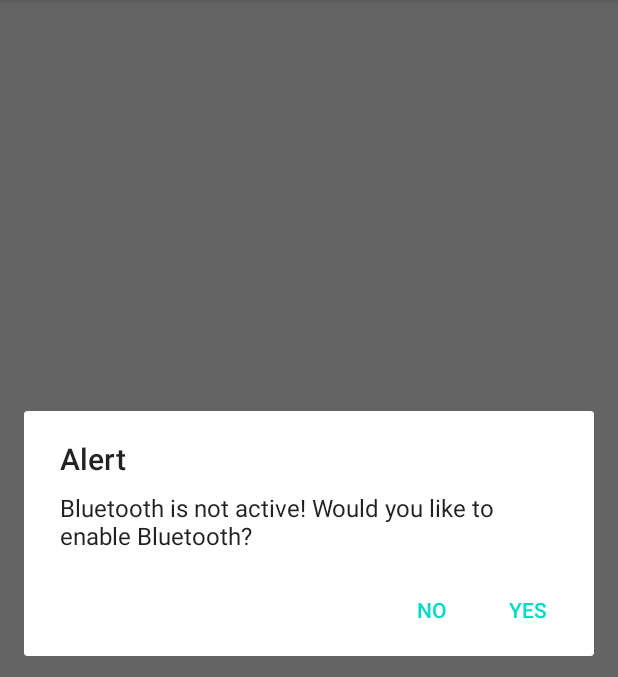
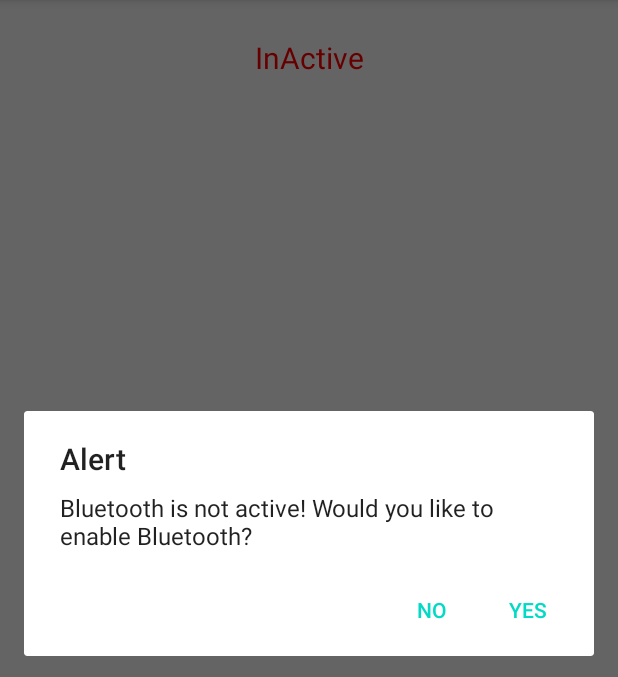
Before and after one commit to madroidpro/BT_AutoConnect, an Android app: the screen it shows after launch (MainActivity), after a tap on "Enable Operation", on a phone screen of 412 x 824 dp, the part 84-761 px from its top. Run offline under Robolectric (Android 15) with nearby library versions, the phone set to English and light mode, and no system bars; our stand-ins replace data binding.

```diff
--- a/app/src/main/AndroidManifest.xml
+++ b/app/src/main/AndroidManifest.xml
@@ -17,7 +17,9 @@
         android:roundIcon="@mipmap/ic_launcher_round"
         android:supportsRtl="true"
         android:theme="@style/AppTheme">
-        <activity android:name=".MainActivity">
+        <activity android:name=".MainActivity"
+            android:launchMode="singleInstance"
+            android:screenOrientation="portrait">
             <intent-filter>
                 <action android:name="android.intent.action.MAIN" />
 
--- a/app/src/main/java/com/madroid/btautoconnect/MainActivity.kt
+++ b/app/src/main/java/com/madroid/btautoconnect/MainActivity.kt
@@ -32,12 +32,14 @@ class MainActivity : AppCompatActivity() {
         mBinding = DataBindingUtil.setContentView(this, R.layout.activity_main)
         mBinding.presenter = this
         initView()
-        startAction();
     }
 
+    override fun onResume() {
+        super.onResume()
+        startAction();
+
+    }
     private fun initView() {
-        sharedPreferences = this.getSharedPreferences(SHARED_PREF, Context.MODE_PRIVATE)
-        savedDevices = sharedPreferences.getStringSet(SAVED_BT_DEVICES, null);
         deviceListAdapter = DeviceListAdapter(deviceList, this);
         mBinding.rcList.adapter = deviceListAdapter
         mBinding.rcList.addItemDecoration(DividerItemDecoration(this, LinearLayoutManager.VERTICAL))
@@ -45,6 +47,8 @@ class MainActivity : AppCompatActivity() {
 
     /*Listen for checkbox*/
     fun onCheckedChange(checked: Boolean, address: String) {
+        sharedPreferences = this.getSharedPreferences(SHARED_PREF, Context.MODE_PRIVATE)
+        savedDevices = sharedPreferences.getStringSet(SAVED_BT_DEVICES, null);
         Log.d(TAG, "$checked add --> $address")
         Log.d(TAG, savedDevices.toString())
         if (checked) {
@@ -52,8 +56,8 @@ class MainActivity : AppCompatActivity() {
             savedDevices?.let { set.addAll(it) }
             set.add(address)
             val editer = sharedPreferences.edit()
+            editer.putStringSet(SAVED_BT_DEVICES, set).commit()
             editer.putStringSet(SAVED_BT_DEVICES, set).apply()
-            editer.putStringSet(SAVED_BT_DEVICES, set).commit()
             Log.d(TAG, sharedPreferences.getStringSet(SAVED_BT_DEVICES, null).toString())
         } else {
             val set: MutableSet<String> = mutableSetOf()
@@ -73,6 +77,8 @@ class MainActivity : AppCompatActivity() {
         if (BluetoothAdapter.getDefaultAdapter().isEnabled) {
             showBtDevices()
         } else {
+            mBinding.tvState.setText(R.string.inactive)
+            mBinding.tvState.setTextColor(getColor(R.color.red))
             mBinding.progressbar.visibility = View.GONE
             val builder = AlertDialog.Builder(this)
             builder.setTitle(R.string.alert)
@@ -93,6 +99,8 @@ class MainActivity : AppCompatActivity() {
     }
 
     private fun showBtDevices() {
+        mBinding.tvState.setText(R.string.active)
+        mBinding.tvState.setTextColor(getColor(R.color.green))
         mBinding.progressbar.visibility = View.GONE
         val pairedDevices = BluetoothAdapter.getDefaultAdapter().bondedDevices;
         if (pairedDevices.size > 0) {
@@ -108,6 +116,8 @@ class MainActivity : AppCompatActivity() {
 
     /*Stop BT listen action */
     fun stopAction() {
+        mBinding.tvState.setText(R.string.inactive)
+        mBinding.tvState.setTextColor(getColor(R.color.red))
         BTService.stopService(this)
     }
 }
--- a/app/src/main/java/com/madroid/btautoconnect/adapter/DeviceListAdapter.kt
+++ b/app/src/main/java/com/madroid/btautoconnect/adapter/DeviceListAdapter.kt
@@ -15,7 +15,7 @@ import com.madroid.btautoconnect.databinding.LayoutBtDevicesBinding
  */
 class DeviceListAdapter(private var device: List<BluetoothDevice>, private val action: MainActivity) : RecyclerView.Adapter<DeviceListAdapter.DeviceVH>() {
     var sharedPreferences = action.getSharedPreferences(SHARED_PREF, Context.MODE_PRIVATE)
-    val savedDevices: MutableSet<String>? = sharedPreferences.getStringSet(CommonUtils.SAVED_BT_DEVICES, null)
+    var savedDevices: MutableSet<String>? = sharedPreferences.getStringSet(CommonUtils.SAVED_BT_DEVICES, null)
     override fun onCreateViewHolder(parent: ViewGroup, viewType: Int): DeviceVH {
         val inflater = LayoutInflater.from(parent.context)
         val binding = LayoutBtDevicesBinding.inflate(inflater, parent, false)
@@ -23,6 +23,7 @@ class DeviceListAdapter(private var device: List<BluetoothDevice>, private val a
     }
 
     fun update(updatedDevice: List<BluetoothDevice>) {
+        savedDevices = sharedPreferences.getStringSet(CommonUtils.SAVED_BT_DEVICES, null)
         device = updatedDevice;
         notifyDataSetChanged();
     }
@@ -40,7 +41,10 @@ class DeviceListAdapter(private var device: List<BluetoothDevice>, private val a
             binding.devices = device
             binding.presenter = action
             if (!savedDevices.isNullOrEmpty()) {
-                binding.enabled = savedDevices.toList()
+                val sd = savedDevices
+                if (sd != null) {
+                    binding.enabled = sd.toList()
+                }
             }
             binding.executePendingBindings()
         }
--- a/app/src/main/java/com/madroid/btautoconnect/service/BTService.kt
+++ b/app/src/main/java/com/madroid/btautoconnect/service/BTService.kt
@@ -4,6 +4,7 @@ import android.app.NotificationChannel
 import android.app.NotificationManager
 import android.app.PendingIntent
 import android.app.Service
+import android.bluetooth.BluetoothAdapter
 import android.bluetooth.BluetoothDevice
 import android.content.Context
 import android.content.Intent
@@ -44,6 +45,7 @@ class BTService : Service() {
         val intentFilter = IntentFilter()
         intentFilter.addAction(BluetoothDevice.ACTION_ACL_CONNECTED)
         intentFilter.addAction(BluetoothDevice.ACTION_ACL_DISCONNECTED)
+        intentFilter.addAction(BluetoothAdapter.ACTION_STATE_CHANGED)
         registerReceiver(mReceiver, intentFilter)
 
         val input = intent?.getStringExtra("inputExtra")
@@ -57,7 +59,7 @@ class BTService : Service() {
         val notification = NotificationCompat.Builder(this, CHANNEL_ID)
                 .setContentTitle("BT AutoConnect")
                 .setContentText(input)
-                .setSmallIcon(R.drawable.ic_launcher_background)
+                .setSmallIcon(R.drawable.ic_stat_name)
                 .setContentIntent(pendingIntent)
                 .build()
 
--- a/app/src/main/res/layout/activity_main.xml
+++ b/app/src/main/res/layout/activity_main.xml
@@ -44,11 +44,30 @@
             app:layout_constraintGuide_percent="0" />
 
         <androidx.constraintlayout.widget.Guideline
+            android:id="@+id/h10"
+            android:layout_width="wrap_content"
+            android:layout_height="wrap_content"
+            android:orientation="horizontal"
+            app:layout_constraintGuide_percent="0.1" />
+
+        <androidx.constraintlayout.widget.Guideline
             android:id="@+id/v100"
             android:layout_width="wrap_content"
             android:layout_height="wrap_content"
             android:orientation="vertical"
             app:layout_constraintGuide_percent="1" />
+
+        <TextView
+            android:id="@+id/tv_state"
+            android:layout_width="wrap_content"
+            android:layout_height="wrap_content"
+            android:text="@string/active"
+            android:textSize="20sp"
+            android:textColor="@color/green"
+            app:layout_constraintBottom_toTopOf="@id/h10"
+            app:layout_constraintLeft_toLeftOf="@id/v0"
+            app:layout_constraintRight_toRightOf="@id/v100"
+            app:layout_constraintTop_toBottomOf="@id/h0" />
 
         <ProgressBar
             android:id="@+id/progressbar"
@@ -63,15 +82,13 @@
             android:id="@+id/rc_list"
             android:layout_width="0dp"
             android:layout_height="0dp"
-            android:layout_marginLeft="20dp"
-            android:layout_marginTop="20dp"
             app:layoutManager="androidx.recyclerview.widget.LinearLayoutManager"
             app:layout_constraintBottom_toTopOf="@id/h90"
             app:layout_constraintEnd_toEndOf="@id/v100"
             app:layout_constraintLeft_toLeftOf="@id/v0"
             app:layout_constraintRight_toRightOf="@id/v100"
             app:layout_constraintStart_toStartOf="@id/v0"
-            app:layout_constraintTop_toTopOf="@id/h0"
+            app:layout_constraintTop_toBottomOf="@id/h10"
             app:layout_constraintVertical_bias="0" />
 
         <Button
--- a/app/src/main/res/values/strings.xml
+++ b/app/src/main/res/values/strings.xml
@@ -4,4 +4,6 @@
     <string name="bt_disabled">Bluetooth is not active! Would you like to enable Bluetooth?</string>
     <string name="yes">Yes</string>
     <string name="no">NO</string>
+    <string name="active">Active</string>
+    <string name="inactive">InActive</string>
 </resources>
```
Also changed, not shown: app/src/main/java/com/madroid/btautoconnect/receiver/BTBroadcastReceiver.kt (+9 -0 lines).
